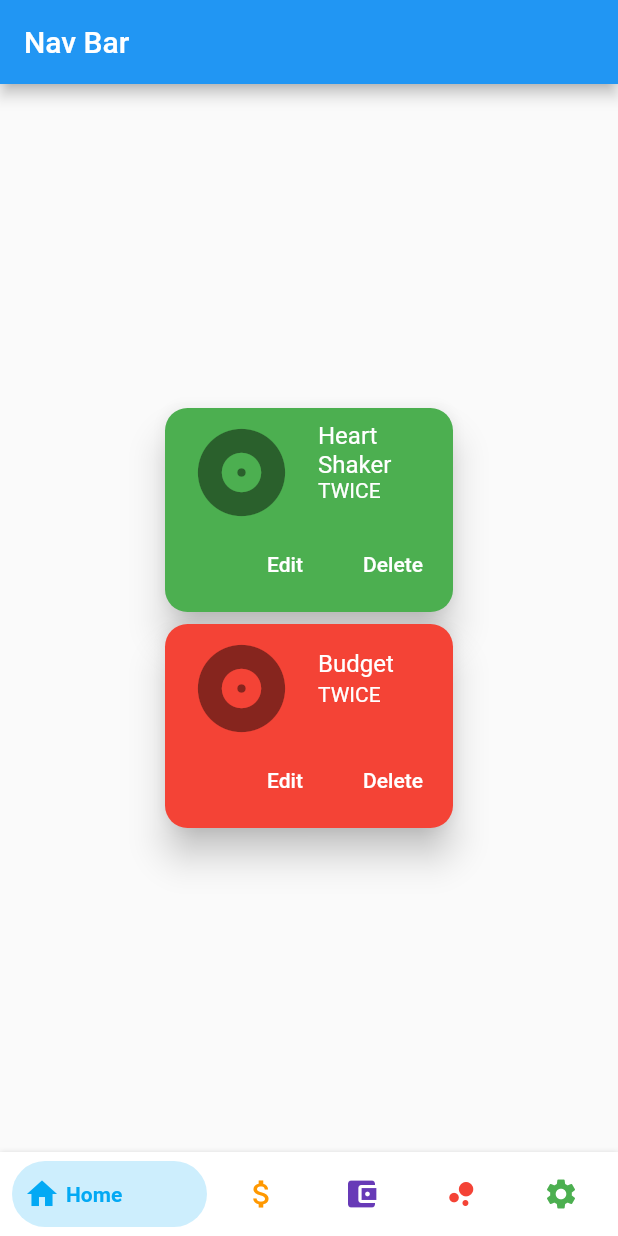
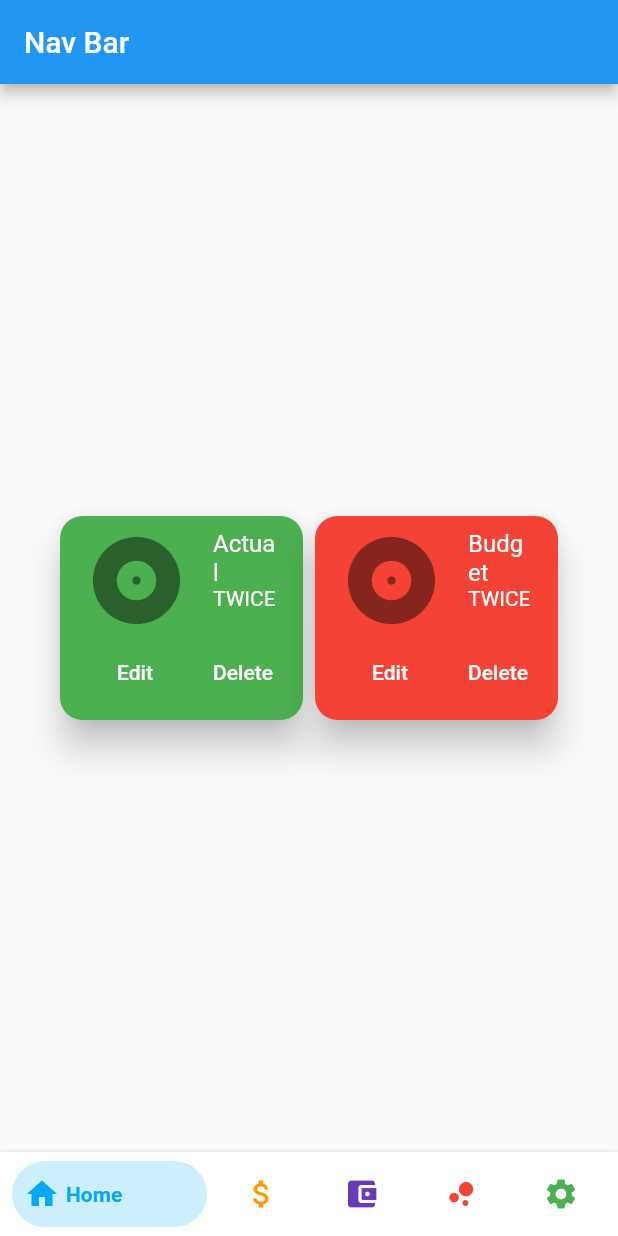
Before and after one commit to jkbngl/FFD, a Flutter app: the MyHomePage screen opened directly, on a phone screen of 412 x 824 dp. Run offline on Flutter 3.47's test engine with Material 2 defaults, Android fonts, the phone set to English and light mode, and no system bars; drawn by our look-alikes of bottom_navy_bar.

Commit message:
#21 #11 moved card in horizontal layout

```diff
--- a/flutter/ffd/lib/backup_color_change_on_nav_tab.dart
+++ b/flutter/ffd/lib/backup_color_change_on_nav_tab.dart
@@ -54,12 +54,12 @@ class _MyHomePageState extends State<MyHomePage> {
             setState(() => _currentIndex = index);
           },
           children: <Widget>[
-            Column(
+            Row(
               mainAxisAlignment: MainAxisAlignment.center,
               crossAxisAlignment: CrossAxisAlignment.center,
               children: <Widget>[
                 Container(
-                  width: 200,
+                  width: 170,
                   child: Card(
                     shape: RoundedRectangleBorder(
                       borderRadius: BorderRadius.circular(15.0),
@@ -71,7 +71,7 @@ class _MyHomePageState extends State<MyHomePage> {
                       children: <Widget>[
                         const ListTile(
                           leading: Icon(Icons.album, size: 70),
-                          title: Text('Heart Shaker', style: TextStyle(color: Colors.white)),
+                          title: Text('Actual', style: TextStyle(color: Colors.white)),
                           subtitle: Text('TWICE', style: TextStyle(color: Colors.white)),
                         ),
                         ButtonTheme.bar(
@@ -92,7 +92,7 @@ class _MyHomePageState extends State<MyHomePage> {
                     ),
                   ),
                 ),Container(
-                  width: 200,
+                  width: 170,
                   child: Card(
                     shape: RoundedRectangleBorder(
                       borderRadius: BorderRadius.circular(15.0),
```
